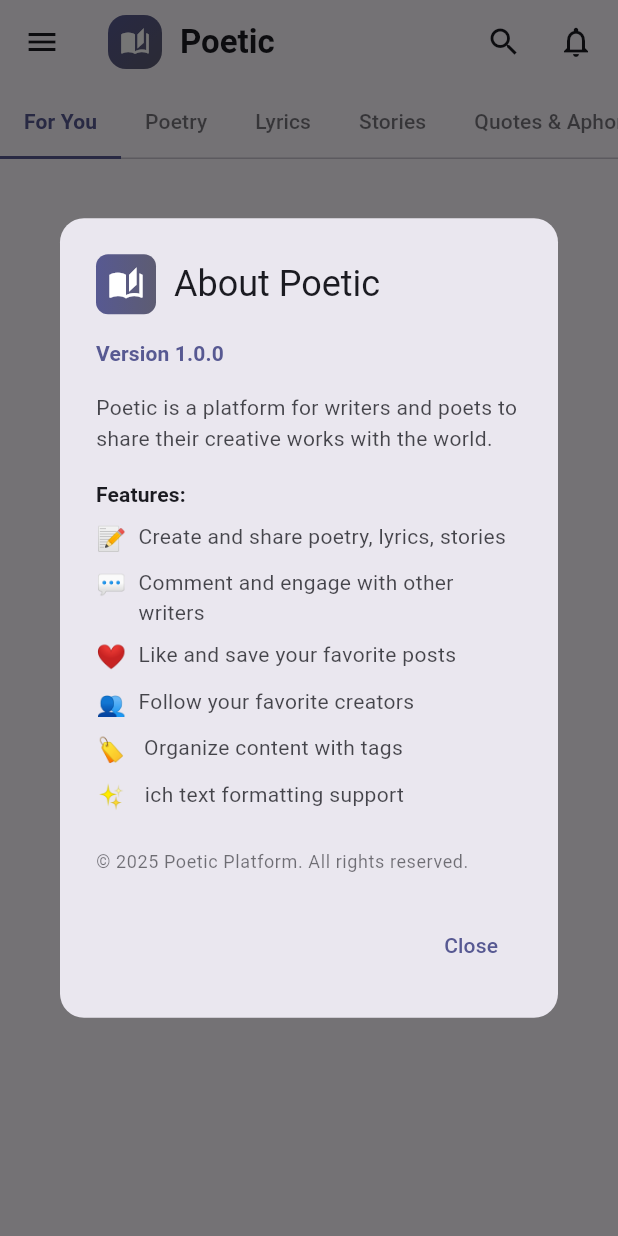
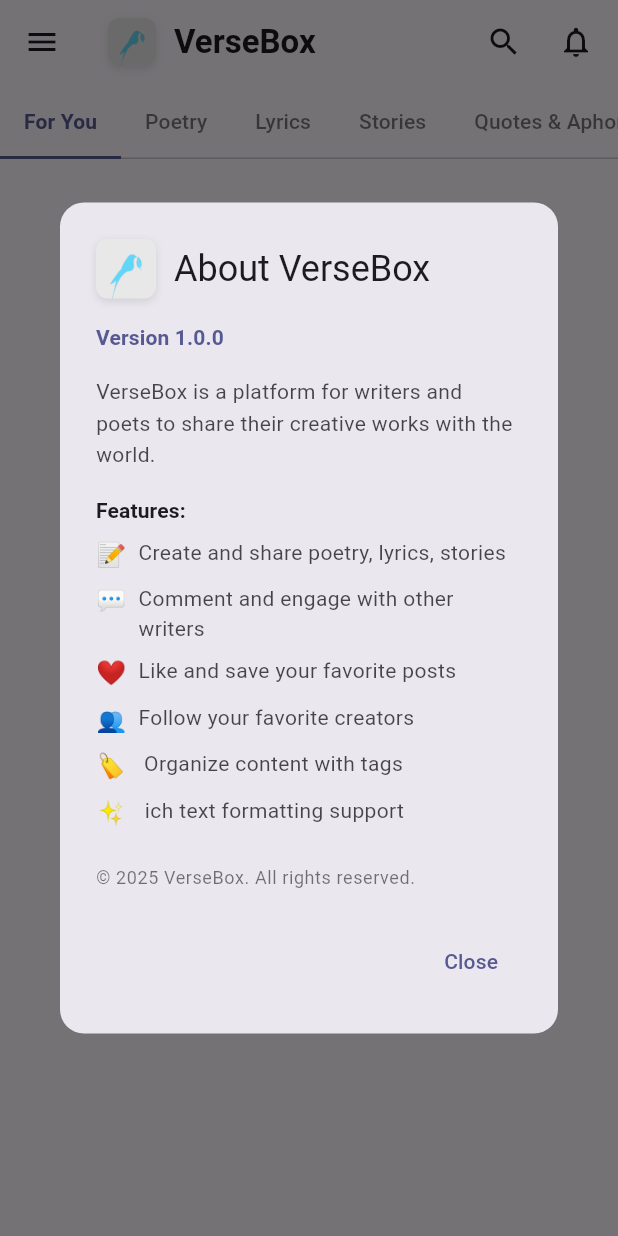
Before and after one commit to maduranga98/solid-octo-garbanzo, a Flutter app: the screen it shows once a user with an empty profile is signed in, in the side drawer, after a tap on "About App", on a phone screen of 412 x 824 dp. Run offline on Flutter 3.47's test engine with Material 3 defaults, Android fonts, the phone set to English and light mode, and no system bars; our stand-ins replace cloud_firestore, country_picker, firebase_auth, firebase_core, firebase_messaging, firebase_storage and 9 more; missing offline and left inert: flutter_quill; accounts and stored records are empty.

Commit message:
Add VerseBox logo throughout the application
- Updated splash screen to display actual app logo instead of generic icon
- Added logo to home screen AppBar for better brand visibility
- Replaced generic avatar with app logo in navigation drawer header
- Updated app name from "MyApp"/"Poetic" to "VerseBox" for consistency
- Enhanced About dialog with app logo
- Notification icons already configured correctly via flutter_launcher_icons

The logo is now visible in:
- Splash screen (150x150px with rounded corners)
- Home screen AppBar (32x32px)
- Navigation drawer header (60x60px)
- About dialog (40x40px)
- App launcher icon (auto-generated)
- Push notifications (via @mipmap/ic_launcher)

```diff
--- a/lib/screens/home/home_screen.dart
+++ b/lib/screens/home/home_screen.dart
@@ -88,10 +88,12 @@ class _HomeScreenState extends ConsumerState<HomeScreen>
                   child: Column(
                     crossAxisAlignment: CrossAxisAlignment.start,
                     children: [
-                      // Avatar
+                      // App Logo
                       Container(
+                        width: 60,
+                        height: 60,
                         decoration: BoxDecoration(
-                          shape: BoxShape.circle,
+                          borderRadius: BorderRadius.circular(12),
                           border: Border.all(color: Colors.white, width: 3),
                           boxShadow: [
                             BoxShadow(
@@ -101,13 +103,11 @@ class _HomeScreenState extends ConsumerState<HomeScreen>
                             ),
                           ],
                         ),
-                        child: CircleAvatar(
-                          radius: 35,
-                          backgroundColor: Colors.white,
-                          child: Icon(
-                            Icons.person,
-                            size: 40,
-                            color: colorScheme.primary,
+                        child: ClipRRect(
+                          borderRadius: BorderRadius.circular(9),
+                          child: Image.asset(
+                            'assets/versebox-logo.jpg',
+                            fit: BoxFit.cover,
                           ),
                         ),
                       ),
@@ -124,7 +124,7 @@ class _HomeScreenState extends ConsumerState<HomeScreen>
                       const SizedBox(height: 4),
                       // App name
                       Text(
-                        'Poetic Platform',
+                        'VerseBox - Poetic Platform',
                         style: theme.textTheme.bodySmall?.copyWith(
                           color: Colors.white.withValues(alpha: 0.9),
                         ),
@@ -261,24 +261,29 @@ class _HomeScreenState extends ConsumerState<HomeScreen>
               title: Row(
                 children: [
                   Container(
-                    padding: const EdgeInsets.all(8),
+                    width: 32,
+                    height: 32,
                     decoration: BoxDecoration(
-                      gradient: LinearGradient(
-                        colors: [colorScheme.primary, colorScheme.secondary],
-                        begin: Alignment.topLeft,
-                        end: Alignment.bottomRight,
+                      borderRadius: BorderRadius.circular(8),
+                      boxShadow: [
+                        BoxShadow(
+                          color: Colors.black.withValues(alpha: 0.1),
+                          blurRadius: 4,
+                          offset: const Offset(0, 2),
+                        ),
+                      ],
+                    ),
+                    child: ClipRRect(
+                      borderRadius: BorderRadius.circular(8),
+                      child: Image.asset(
+                        'assets/versebox-logo.jpg',
+                        fit: BoxFit.cover,
                       ),
-                      borderRadius: BorderRadius.circular(12),
-                    ),
-                    child: Icon(
-                      Icons.auto_stories,
-                      color: colorScheme.onPrimary,
-                      size: 20,
                     ),
                   ),
                   const SizedBox(width: 12),
                   Text(
-                    'Poetic',
+                    'VerseBox',
                     style: theme.textTheme.titleLarge?.copyWith(
                       fontWeight: FontWeight.bold,
                       color: colorScheme.onSurface,
@@ -1350,17 +1355,28 @@ class _HomeScreenState extends ConsumerState<HomeScreen>
         title: Row(
           children: [
             Container(
-              padding: const EdgeInsets.all(8),
+              width: 40,
+              height: 40,
               decoration: BoxDecoration(
-                gradient: LinearGradient(
-                  colors: [colorScheme.primary, colorScheme.secondary],
-                ),
                 borderRadius: BorderRadius.circular(8),
-              ),
-              child: const Icon(Icons.auto_stories, color: Colors.white),
+                boxShadow: [
+                  BoxShadow(
+                    color: Colors.black.withValues(alpha: 0.1),
+                    blurRadius: 4,
+                    offset: const Offset(0, 2),
+                  ),
+                ],
+              ),
+              child: ClipRRect(
+                borderRadius: BorderRadius.circular(8),
+                child: Image.asset(
+                  'assets/versebox-logo.jpg',
+                  fit: BoxFit.cover,
+                ),
+              ),
             ),
             const SizedBox(width: 12),
-            const Text('About Poetic'),
+            const Text('About VerseBox'),
           ],
         ),
         content: SingleChildScrollView(
@@ -1377,7 +1393,7 @@ class _HomeScreenState extends ConsumerState<HomeScreen>
               ),
               const SizedBox(height: 16),
               Text(
-                'Poetic is a platform for writers and poets to share their creative works with the world.',
+                'VerseBox is a platform for writers and poets to share their creative works with the world.',
                 style: theme.textTheme.bodyMedium?.copyWith(
                   color: colorScheme.onSurface.withValues(alpha: 0.8),
                   height: 1.5,
@@ -1399,7 +1415,7 @@ class _HomeScreenState extends ConsumerState<HomeScreen>
               _buildFeatureItem('✨ Rich text formatting support'),
               const SizedBox(height: 16),
               Text(
-                '© 2025 Poetic Platform. All rights reserved.',
+                '© 2025 VerseBox. All rights reserved.',
                 style: theme.textTheme.bodySmall?.copyWith(
                   color: colorScheme.onSurface.withValues(alpha: 0.6),
                 ),
--- a/lib/screens/splash_screen.dart
+++ b/lib/screens/splash_screen.dart
@@ -61,29 +61,30 @@ class _SplashScreenState extends State<SplashScreen>
                   children: [
                     // App Logo
                     Container(
-                      width: 120,
-                      height: 120,
+                      width: 150,
+                      height: 150,
                       decoration: BoxDecoration(
-                        color: Colors.blue[600],
                         borderRadius: BorderRadius.circular(24),
                         boxShadow: [
                           BoxShadow(
-                            color: Colors.blue.withValues(alpha: 0.3),
+                            color: Colors.black.withValues(alpha: 0.2),
                             blurRadius: 20,
                             offset: const Offset(0, 10),
                           ),
                         ],
                       ),
-                      child: const Icon(
-                        Icons.flash_on,
-                        color: Colors.white,
-                        size: 64,
+                      child: ClipRRect(
+                        borderRadius: BorderRadius.circular(24),
+                        child: Image.asset(
+                          'assets/versebox-logo.jpg',
+                          fit: BoxFit.cover,
+                        ),
                       ),
                     ),
                     const SizedBox(height: 32),
                     // App Name
                     Text(
-                      'MyApp',
+                      'VerseBox',
                       style: TextStyle(
                         fontSize: 32,
                         fontWeight: FontWeight.bold,
```
